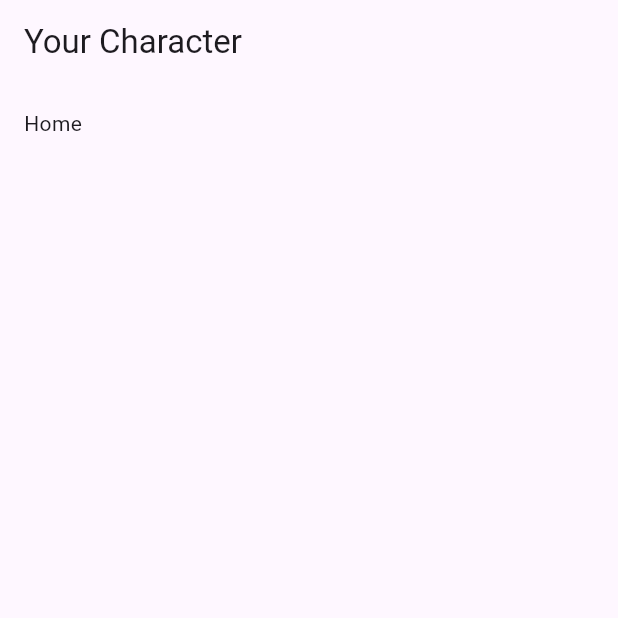
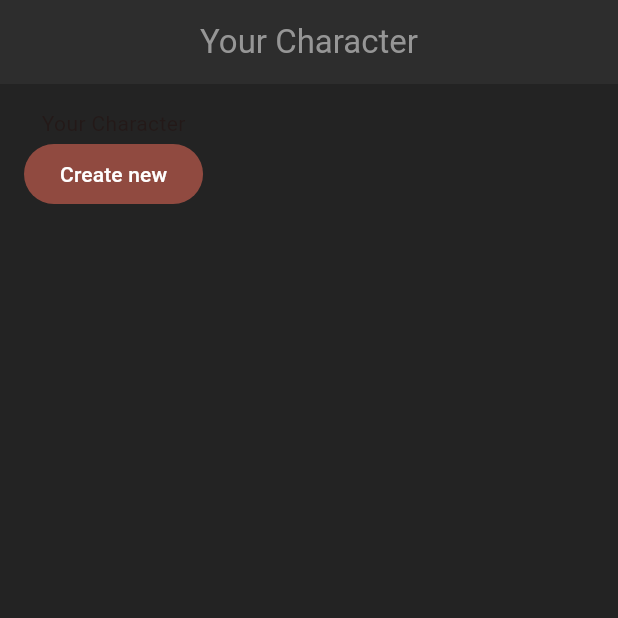
Before and after one commit to kabelom86/flutter_rpg, a Flutter app: the screen it shows after launch, on a phone screen of 412 x 824 dp, the top half of it. Run offline on Flutter 3.47's test engine with Material 3 defaults, Android fonts, the phone set to English and light mode, and no system bars.

Commit message:
added color themes, added Column

```diff
--- a/lib/main.dart
+++ b/lib/main.dart
@@ -1,8 +1,10 @@
 import 'package:flutter/material.dart';
 import 'package:flutter_rpg/screens/home/home.dart';
+import 'package:flutter_rpg/themes.dart';
 
 void main() {
-  runApp(const MaterialApp(
-    home: Home(),
+  runApp(MaterialApp(
+    theme: primaryTheme,
+    home: const Home(),
   ));
 }
--- a/lib/screens/home/home.dart
+++ b/lib/screens/home/home.dart
@@ -16,7 +16,13 @@ class _HomeState extends State<Home> {
       ),
       body: Container(
         padding: const EdgeInsets.all(16),
-        child: const Text('Home'),
+        child: Column(children: [
+          const Text('Your Character'),
+          FilledButton(
+            onPressed: () {},
+            child: const Text('Create new'),
+          ),
+        ]),
       ),
     );
   }
```
Also changed, not shown: lib/themes.dart (added, +29 -0 lines).
